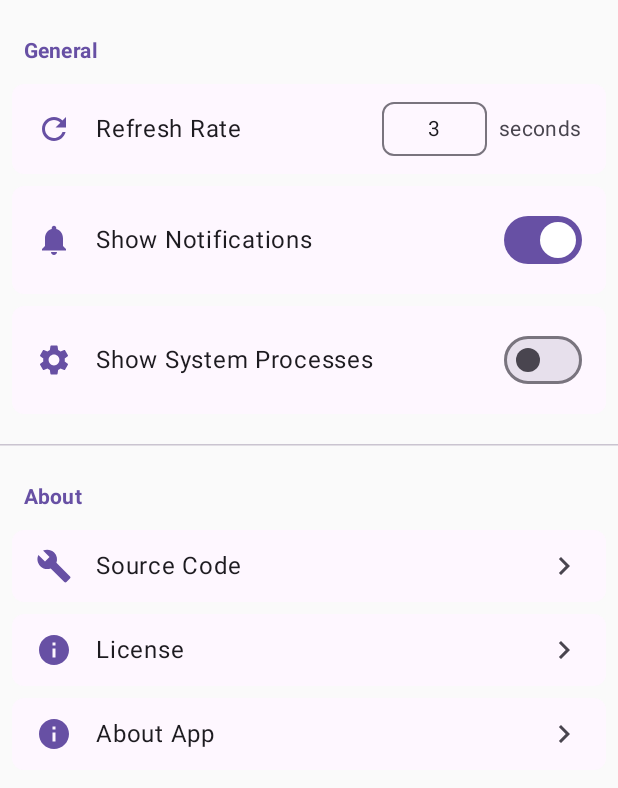
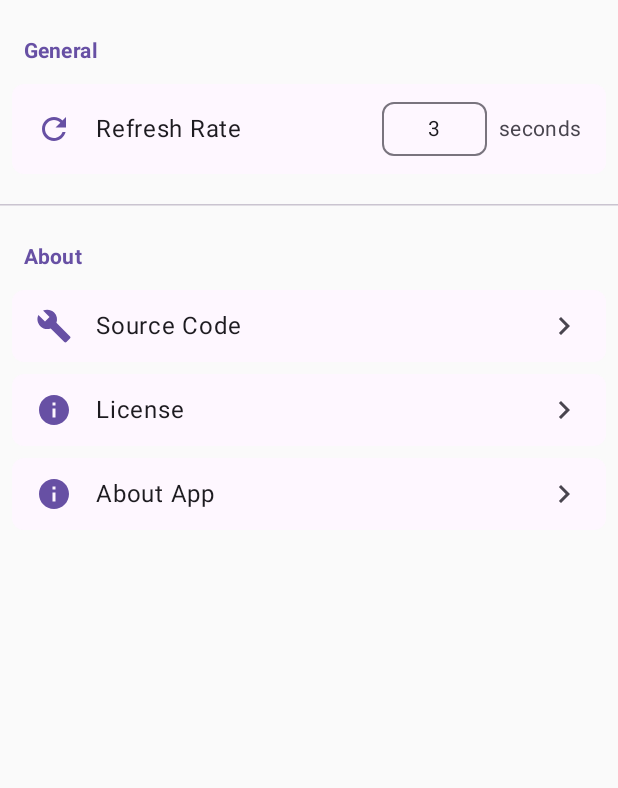
Before and after one commit to by-architect/Operator, an Android app built with Jetpack Compose: the screen it shows after launch (MainActivity), after a tap on "Settings", on a phone screen of 412 x 824 dp. Shown: the top 788 px of the screen. Run offline under Robolectric (Android 15) with nearby library versions, the phone set to English and light mode, and no system bars; libraries missing offline, so code that uses them is left out: com.topjohnwu.superuser; 17 statements that could not run were skipped.

Commit message:
#9 -> 1,3

```diff
--- a/app/src/main/java/com/byarchitect/operator/presentation/settings/screen/SettingsScreen.kt
+++ b/app/src/main/java/com/byarchitect/operator/presentation/settings/screen/SettingsScreen.kt
@@ -9,9 +9,7 @@ import androidx.compose.foundation.verticalScroll
 import androidx.compose.material.icons.Icons
 import androidx.compose.material.icons.filled.Build
 import androidx.compose.material.icons.filled.Info
-import androidx.compose.material.icons.filled.Notifications
 import androidx.compose.material.icons.filled.Refresh
-import androidx.compose.material.icons.filled.Settings
 import androidx.compose.material3.HorizontalDivider
 import androidx.compose.material3.MaterialTheme
 import androidx.compose.material3.Text
@@ -26,7 +24,6 @@ import androidx.compose.ui.text.font.FontWeight
 import androidx.compose.ui.unit.dp
 import com.byarchitect.operator.R
 import com.byarchitect.operator.presentation.settings.widget.SettingsNumberOptionRow
-import com.byarchitect.operator.presentation.settings.widget.SettingsOptionRow
 import com.byarchitect.operator.presentation.settings.widget.SettingsRow
 
 @Composable
@@ -37,8 +34,6 @@ fun SettingsScreen(
     onNavigateToAbout: () -> Unit = {}
 ) {
     var refreshRate by remember { mutableStateOf("3") }
-    var showNotifications by remember { mutableStateOf(true) }
-    var showSystemProcesses by remember { mutableStateOf(false) }
 
     Column(
         modifier = modifier
@@ -57,19 +52,6 @@ fun SettingsScreen(
             suffix = stringResource(R.string.seconds)
         )
 
-        SettingsOptionRow(
-            label = stringResource(R.string.show_notifications),
-            icon = Icons.Default.Notifications,
-            isChecked = showNotifications,
-            onCheckedChange = { showNotifications = it }
-        )
-
-        SettingsOptionRow(
-            label = stringResource(R.string.show_system_processes),
-            icon = Icons.Default.Settings,
-            isChecked = showSystemProcesses,
-            onCheckedChange = { showSystemProcesses = it }
-        )
 
         HorizontalDivider(
             modifier = Modifier.padding(vertical = 16.dp),
```
